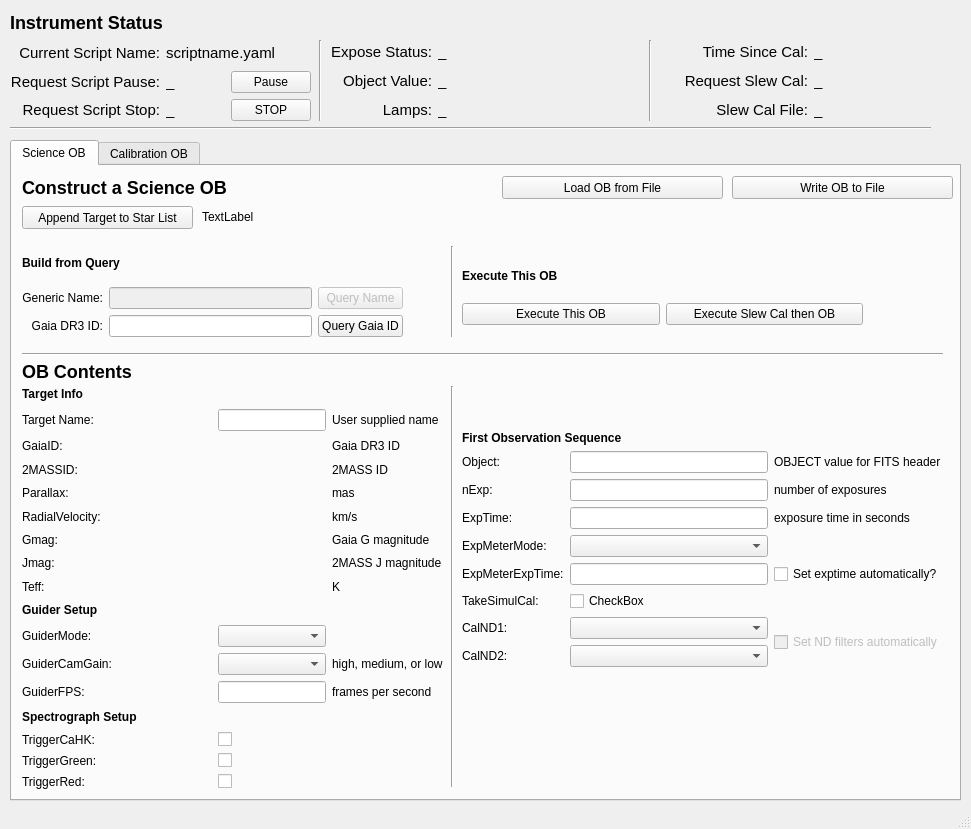
First picture: the form in kpf/OB_GUI/KPF_OB_GUI.ui, repository KeckObservatory/KPFTranslator, before the edit.
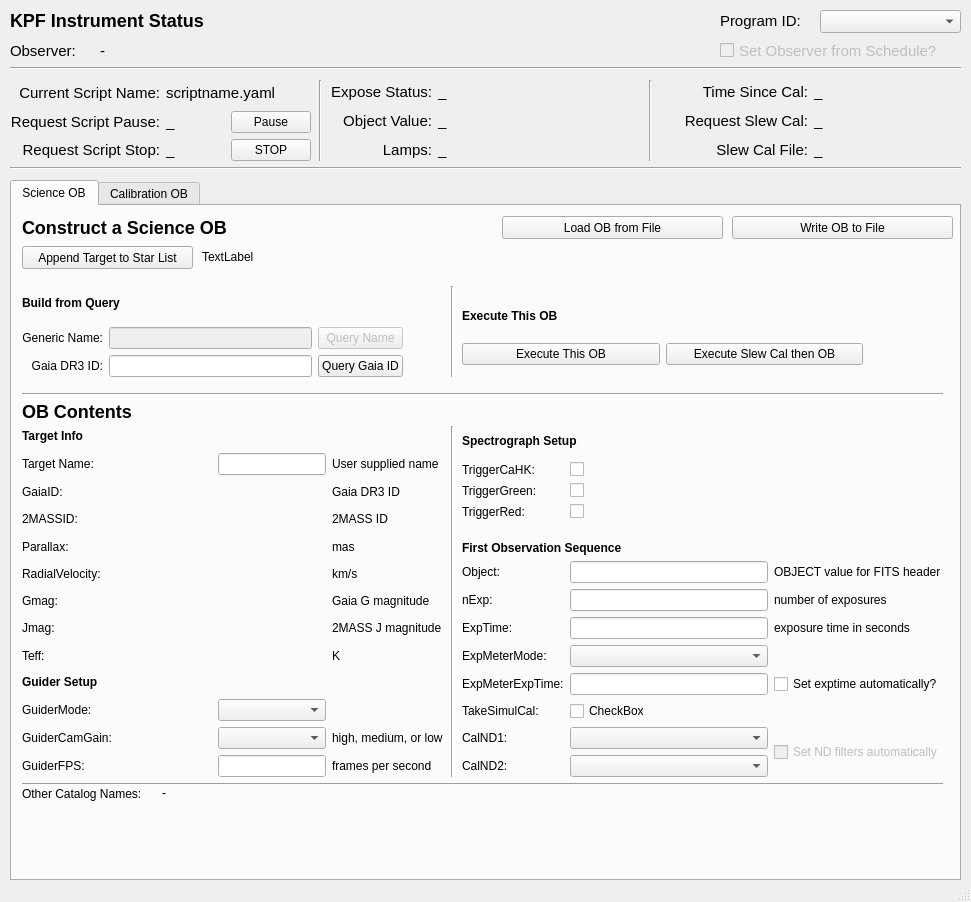
Second picture: the form after the edit.

```diff
--- a/kpf/OB_GUI/KPF_OB_GUI.ui
+++ b/kpf/OB_GUI/KPF_OB_GUI.ui
@@ -7,7 +7,7 @@
     <x>0</x>
     <y>0</y>
     <width>971</width>
-    <height>829</height>
+    <height>902</height>
    </rect>
   </property>
   <property name="windowTitle">
@@ -18,8 +18,8 @@
     <property name="geometry">
      <rect>
       <x>10</x>
-      <y>120</y>
-      <width>921</width>
+      <y>160</y>
+      <width>951</width>
       <height>16</height>
      </rect>
     </property>
@@ -31,7 +31,7 @@
     <property name="geometry">
      <rect>
       <x>10</x>
-      <y>40</y>
+      <y>80</y>
       <width>301</width>
       <height>81</height>
      </rect>
@@ -154,19 +154,19 @@
      <rect>
       <x>10</x>
       <y>0</y>
-      <width>185</width>
-      <height>45</height>
+      <width>321</width>
+      <height>41</height>
      </rect>
     </property>
     <property name="text">
-     <string>&lt;h2&gt;Instrument Status&lt;/h2&gt;</string>
+     <string>&lt;html&gt;&lt;head/&gt;&lt;body&gt;&lt;h2 style=&quot; margin-top:16px; margin-bottom:12px; margin-left:0px; margin-right:0px; -qt-block-indent:0; text-indent:0px;&quot;&gt;&lt;span style=&quot; font-size:11pt; font-weight:600;&quot;&gt;KPF Instrument Status&lt;/span&gt;&lt;/h2&gt;&lt;/body&gt;&lt;/html&gt;</string>
     </property>
    </widget>
    <widget class="QWidget" name="gridLayoutWidget_3">
     <property name="geometry">
      <rect>
       <x>330</x>
-      <y>40</y>
+      <y>80</y>
       <width>311</width>
       <height>81</height>
      </rect>
@@ -265,7 +265,7 @@
     <property name="geometry">
      <rect>
       <x>660</x>
-      <y>40</y>
+      <y>80</y>
       <width>301</width>
       <height>81</height>
      </rect>
@@ -361,7 +361,7 @@
     <property name="geometry">
      <rect>
       <x>310</x>
-      <y>40</y>
+      <y>80</y>
       <width>20</width>
       <height>81</height>
      </rect>
@@ -374,7 +374,7 @@
     <property name="geometry">
      <rect>
       <x>640</x>
-      <y>40</y>
+      <y>80</y>
       <width>20</width>
       <height>81</height>
      </rect>
@@ -387,9 +387,9 @@
     <property name="geometry">
      <rect>
       <x>10</x>
-      <y>140</y>
+      <y>180</y>
       <width>951</width>
-      <height>661</height>
+      <height>701</height>
      </rect>
     </property>
     <property name="currentIndex">
@@ -569,7 +569,7 @@
         <x>10</x>
         <y>220</y>
         <width>421</width>
-        <height>403</height>
+        <height>351</height>
        </rect>
       </property>
       <layout class="QGridLayout" name="ob_contents_layout" columnstretch="100,0,0">
@@ -625,20 +625,6 @@
          </property>
         </widget>
        </item>
-       <item row="16" column="1">
-        <widget class="QCheckBox" name="TriggerRed">
-         <property name="text">
-          <string/>
-         </property>
-        </widget>
-       </item>
-       <item row="14" column="1">
-        <widget class="QCheckBox" name="TriggerCaHK">
-         <property name="text">
-          <string/>
-         </property>
-        </widget>
-       </item>
        <item row="8" column="2">
         <widget class="QLabel" name="label_42">
          <property name="text">
@@ -646,20 +632,6 @@
          </property>
         </widget>
        </item>
-       <item row="16" column="0">
-        <widget class="QLabel" name="label_37">
-         <property name="text">
-          <string>TriggerRed:</string>
-         </property>
-        </widget>
-       </item>
-       <item row="15" column="1">
-        <widget class="QCheckBox" name="TriggerGreen">
-         <property name="text">
-          <string/>
-         </property>
-        </widget>
-       </item>
        <item row="12" column="2">
         <widget class="QLabel" name="label_39">
          <property name="text">
@@ -716,13 +688,6 @@
          </property>
         </widget>
        </item>
-       <item row="13" column="0" colspan="2">
-        <widget class="QLabel" name="label_19">
-         <property name="text">
-          <string>&lt;h4&gt;Spectrograph Setup&lt;/h4&gt;</string>
-         </property>
-        </widget>
-       </item>
        <item row="12" column="0">
         <widget class="QLabel" name="label_29">
          <property name="text">
@@ -744,13 +709,6 @@
          </property>
         </widget>
        </item>
-       <item row="14" column="0">
-        <widget class="QLabel" name="label_43">
-         <property name="text">
-          <string>TriggerCaHK:</string>
-         </property>
-        </widget>
-       </item>
        <item row="8" column="1">
         <widget class="QLabel" name="Teff">
          <property name="text">
@@ -793,13 +751,6 @@
          </property>
         </widget>
        </item>
-       <item row="15" column="0">
-        <widget class="QLabel" name="label_38">
-         <property name="text">
-          <string>TriggerGreen:</string>
-         </property>
-        </widget>
-       </item>
        <item row="7" column="2">
         <widget class="QLabel" name="label_41">
          <property name="text">
@@ -855,145 +806,194 @@
         <x>450</x>
         <y>220</y>
         <width>481</width>
-        <height>281</height>
+        <height>351</height>
        </rect>
       </property>
       <layout class="QGridLayout" name="obs_seq_layout" columnstretch="0,0,0,0">
        <property name="sizeConstraint">
         <enum>QLayout::SetDefaultConstraint</enum>
        </property>
+       <item row="6" column="2">
+        <widget class="QLineEdit" name="nExpEdit"/>
+       </item>
+       <item row="7" column="1">
+        <widget class="QLabel" name="label_47">
+         <property name="text">
+          <string>ExpTime:</string>
+         </property>
+        </widget>
+       </item>
+       <item row="3" column="1">
+        <widget class="QLabel" name="label_37">
+         <property name="text">
+          <string>TriggerRed:</string>
+         </property>
+        </widget>
+       </item>
+       <item row="11" column="3" rowspan="2">
+        <widget class="QCheckBox" name="AutoNDFilters">
+         <property name="enabled">
+          <bool>false</bool>
+         </property>
+         <property name="text">
+          <string>Set ND filters automatically</string>
+         </property>
+        </widget>
+       </item>
+       <item row="12" column="1">
+        <widget class="QLabel" name="label_52">
+         <property name="text">
+          <string>CalND2:</string>
+         </property>
+        </widget>
+       </item>
+       <item row="8" column="2">
+        <widget class="QComboBox" name="ExpMeterMode"/>
+       </item>
+       <item row="5" column="3">
+        <widget class="QLabel" name="label_53">
+         <property name="text">
+          <string>OBJECT value for FITS header</string>
+         </property>
+        </widget>
+       </item>
+       <item row="11" column="1">
+        <widget class="QLabel" name="label_51">
+         <property name="text">
+          <string>CalND1:</string>
+         </property>
+        </widget>
+       </item>
+       <item row="5" column="1">
+        <widget class="QLabel" name="label_45">
+         <property name="text">
+          <string>Object:</string>
+         </property>
+        </widget>
+       </item>
+       <item row="1" column="2">
+        <widget class="QCheckBox" name="TriggerCaHK">
+         <property name="text">
+          <string/>
+         </property>
+        </widget>
+       </item>
+       <item row="10" column="2">
+        <widget class="QCheckBox" name="TakeSimulCal">
+         <property name="text">
+          <string>CheckBox</string>
+         </property>
+        </widget>
+       </item>
+       <item row="4" column="1" colspan="2">
+        <widget class="QLabel" name="label_44">
+         <property name="text">
+          <string>&lt;h4&gt;First Observation Sequence&lt;/h4&gt;</string>
+         </property>
+         <property name="alignment">
+          <set>Qt::AlignBottom|Qt::AlignLeading|Qt::AlignLeft</set>
+         </property>
+        </widget>
+       </item>
        <item row="5" column="2">
+        <widget class="QLineEdit" name="ObjectEdit"/>
+       </item>
+       <item row="9" column="2">
         <widget class="QLineEdit" name="ExpMeterExpTimeEdit"/>
        </item>
-       <item row="5" column="1">
+       <item row="11" column="2">
+        <widget class="QComboBox" name="CalND1"/>
+       </item>
+       <item row="9" column="1">
         <widget class="QLabel" name="label_49">
          <property name="text">
           <string>ExpMeterExpTime:</string>
          </property>
         </widget>
        </item>
-       <item row="1" column="1">
-        <widget class="QLabel" name="label_45">
-         <property name="text">
-          <string>Object:</string>
-         </property>
-        </widget>
-       </item>
-       <item row="2" column="1">
+       <item row="6" column="1">
         <widget class="QLabel" name="label_46">
          <property name="text">
           <string>nExp:</string>
          </property>
         </widget>
        </item>
-       <item row="3" column="3">
+       <item row="7" column="2">
+        <widget class="QLineEdit" name="ExpTimeEdit"/>
+       </item>
+       <item row="3" column="2">
+        <widget class="QCheckBox" name="TriggerRed">
+         <property name="text">
+          <string/>
+         </property>
+        </widget>
+       </item>
+       <item row="2" column="2">
+        <widget class="QCheckBox" name="TriggerGreen">
+         <property name="text">
+          <string/>
+         </property>
+        </widget>
+       </item>
+       <item row="0" column="1" colspan="2">
+        <widget class="QLabel" name="label_19">
+         <property name="text">
+          <string>&lt;h4&gt;Spectrograph Setup&lt;/h4&gt;</string>
+         </property>
+        </widget>
+       </item>
+       <item row="10" column="1">
+        <widget class="QLabel" name="label_50">
+         <property name="text">
+          <string>TakeSimulCal:</string>
+         </property>
+        </widget>
+       </item>
+       <item row="6" column="3">
+        <widget class="QLabel" name="label_54">
+         <property name="text">
+          <string>number of exposures</string>
+         </property>
+        </widget>
+       </item>
+       <item row="1" column="1">
+        <widget class="QLabel" name="label_43">
+         <property name="text">
+          <string>TriggerCaHK:</string>
+         </property>
+        </widget>
+       </item>
+       <item row="12" column="2">
+        <widget class="QComboBox" name="CalND2"/>
+       </item>
+       <item row="7" column="3">
         <widget class="QLabel" name="label_55">
          <property name="text">
           <string>exposure time in seconds</string>
          </property>
         </widget>
        </item>
-       <item row="8" column="2">
-        <widget class="QComboBox" name="CalND2"/>
-       </item>
-       <item row="4" column="1">
+       <item row="8" column="1">
         <widget class="QLabel" name="label_48">
          <property name="text">
           <string>ExpMeterMode:</string>
          </property>
         </widget>
        </item>
-       <item row="5" column="3">
+       <item row="9" column="3">
         <widget class="QCheckBox" name="AutoEMExpTime">
          <property name="text">
           <string>Set exptime automatically?</string>
          </property>
         </widget>
        </item>
-       <item row="7" column="1">
-        <widget class="QLabel" name="label_51">
+       <item row="2" column="1">
+        <widget class="QLabel" name="label_38">
          <property name="text">
-          <string>CalND1:</string>
+          <string>TriggerGreen:</string>
          </property>
         </widget>
        </item>
-       <item row="7" column="2">
-        <widget class="QComboBox" name="CalND1"/>
-       </item>
-       <item row="2" column="2">
-        <widget class="QLineEdit" name="nExpEdit"/>
-       </item>
-       <item row="7" column="3" rowspan="2">
-        <widget class="QCheckBox" name="AutoNDFilters">
-         <property name="enabled">
-          <bool>false</bool>
-         </property>
-         <property name="text">
-          <string>Set ND filters automatically</string>
-         </property>
-        </widget>
-       </item>
-       <item row="0" column="1" colspan="2">
-        <widget class="QLabel" name="label_44">
-         <property name="text">
-          <string>&lt;h4&gt;First Observation Sequence&lt;/h4&gt;</string>
-         </property>
-         <property name="alignment">
-          <set>Qt::AlignBottom|Qt::AlignLeading|Qt::AlignLeft</set>
-         </property>
-        </widget>
-       </item>
-       <item row="6" column="2">
-        <widget class="QCheckBox" name="TakeSimulCal">
-         <property name="text">
-          <string>CheckBox</string>
-         </property>
-        </widget>
-       </item>
-       <item row="1" column="2">
-        <widget class="QLineEdit" name="ObjectEdit"/>
-       </item>
-       <item row="1" column="3">
-        <widget class="QLabel" name="label_53">
-         <property name="text">
-          <string>OBJECT value for FITS header</string>
-         </property>
-        </widget>
-       </item>
-       <item row="2" column="3">
-        <widget class="QLabel" name="label_54">
-         <property name="text">
-          <string>number of exposures</string>
-         </property>
-        </widget>
-       </item>
-       <item row="4" column="2">
-        <widget class="QComboBox" name="ExpMeterMode"/>
-       </item>
-       <item row="3" column="1">
-        <widget class="QLabel" name="label_47">
-         <property name="text">
-          <string>ExpTime:</string>
-         </property>
-        </widget>
-       </item>
-       <item row="8" column="1">
-        <widget class="QLabel" name="label_52">
-         <property name="text">
-          <string>CalND2:</string>
-         </property>
-        </widget>
-       </item>
-       <item row="6" column="1">
-        <widget class="QLabel" name="label_50">
-         <property name="text">
-          <string>TakeSimulCal:</string>
-         </property>
-        </widget>
-       </item>
-       <item row="3" column="2">
-        <widget class="QLineEdit" name="ExpTimeEdit"/>
-       </item>
       </layout>
      </widget>
      <widget class="Line" name="line_4">
@@ -1002,7 +1002,7 @@
         <x>430</x>
         <y>220</y>
         <width>20</width>
-        <height>401</height>
+        <height>351</height>
        </rect>
       </property>
       <property name="orientation">
@@ -1051,6 +1051,54 @@
        <string>Write OB to File</string>
       </property>
      </widget>
+     <widget class="QLabel" name="label_88">
+      <property name="geometry">
+       <rect>
+        <x>10</x>
+        <y>580</y>
+        <width>141</width>
+        <height>16</height>
+       </rect>
+      </property>
+      <property name="text">
+       <string>Other Catalog Names:</string>
+      </property>
+      <property name="wordWrap">
+       <bool>true</bool>
+      </property>
+     </widget>
+     <widget class="QLabel" name="other_names">
+      <property name="geometry">
+       <rect>
+        <x>150</x>
+        <y>580</y>
+        <width>781</width>
+        <height>81</height>
+       </rect>
+      </property>
+      <property name="text">
+       <string>-</string>
+      </property>
+      <property name="alignment">
+       <set>Qt::AlignLeading|Qt::AlignLeft|Qt::AlignTop</set>
+      </property>
+      <property name="wordWrap">
+       <bool>true</bool>
+      </property>
+     </widget>
+     <widget class="Line" name="line_8">
+      <property name="geometry">
+       <rect>
+        <x>10</x>
+        <y>570</y>
+        <width>921</width>
+        <height>16</height>
+       </rect>
+      </property>
+      <property name="orientation">
+       <enum>Qt::Horizontal</enum>
+      </property>
+     </widget>
     </widget>
     <widget class="QWidget" name="CalibrationOB">
      <property name="enabled">
@@ -1427,6 +1475,104 @@
      </widget>
     </widget>
    </widget>
+   <widget class="QLabel" name="label_89">
+    <property name="geometry">
+     <rect>
+      <x>10</x>
+      <y>40</y>
+      <width>81</width>
+      <height>21</height>
+     </rect>
+    </property>
+    <property name="font">
+     <font>
+      <pointsize>11</pointsize>
+     </font>
+    </property>
+    <property name="text">
+     <string>Observer:</string>
+    </property>
+   </widget>
+   <widget class="QLabel" name="label_87">
+    <property name="geometry">
+     <rect>
+      <x>720</x>
+      <y>10</y>
+      <width>101</width>
+      <height>21</height>
+     </rect>
+    </property>
+    <property name="font">
+     <font>
+      <pointsize>11</pointsize>
+     </font>
+    </property>
+    <property name="text">
+     <string>Program ID:</string>
+    </property>
+   </widget>
+   <widget class="QComboBox" name="progID">
+    <property name="geometry">
+     <rect>
+      <x>820</x>
+      <y>10</y>
+      <width>141</width>
+      <height>23</height>
+     </rect>
+    </property>
+   </widget>
+   <widget class="QLabel" name="Observer">
+    <property name="geometry">
+     <rect>
+      <x>100</x>
+      <y>40</y>
+      <width>611</width>
+      <height>21</height>
+     </rect>
+    </property>
+    <property name="font">
+     <font>
+      <pointsize>11</pointsize>
+     </font>
+    </property>
+    <property name="text">
+     <string>-</string>
+    </property>
+   </widget>
+   <widget class="Line" name="line_2">
+    <property name="geometry">
+     <rect>
+      <x>10</x>
+      <y>60</y>
+      <width>951</width>
+      <height>16</height>
+     </rect>
+    </property>
+    <property name="orientation">
+     <enum>Qt::Horizontal</enum>
+    </property>
+   </widget>
+   <widget class="QCheckBox" name="set_observer_from_schedule">
+    <property name="enabled">
+     <bool>false</bool>
+    </property>
+    <property name="geometry">
+     <rect>
+      <x>720</x>
+      <y>40</y>
+      <width>241</width>
+      <height>21</height>
+     </rect>
+    </property>
+    <property name="font">
+     <font>
+      <pointsize>11</pointsize>
+     </font>
+    </property>
+    <property name="text">
+     <string>Set Observer from Schedule?</string>
+    </property>
+   </widget>
   </widget>
   <widget class="QStatusBar" name="statusbar"/>
  </widget>
```
